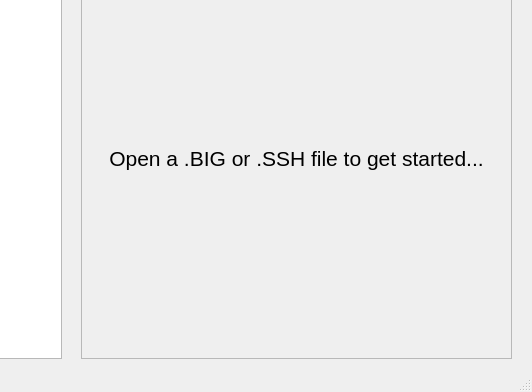
First picture: the form in src/eagleqt/MainWindow.ui, repository SSXModding/SSXTools, before the edit; both pictures show x 119 to 651 and y 81 to 473 of the 651 by 473 pixel window.
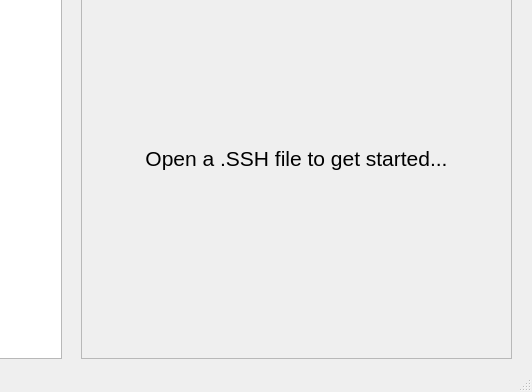
Second picture: the form after the edit.

What changed in the file:
```diff
--- a/src/eagleqt/MainWindow.ui
+++ b/src/eagleqt/MainWindow.ui
@@ -46,6 +46,9 @@
      <enum>QFrame::Sunken</enum>
     </property>
     <widget class="QLabel" name="openfilenag">
+     <property name="enabled">
+      <bool>true</bool>
+     </property>
      <property name="geometry">
       <rect>
        <x>0</x>
@@ -61,7 +64,7 @@
       </font>
      </property>
      <property name="text">
-      <string>Open a .BIG or .SSH file to get started...</string>
+      <string>Open a .SSH file to get started...</string>
      </property>
      <property name="alignment">
       <set>Qt::AlignCenter</set>
```
Left out of the diff: 12 changed lines with no effect on the pictures.
